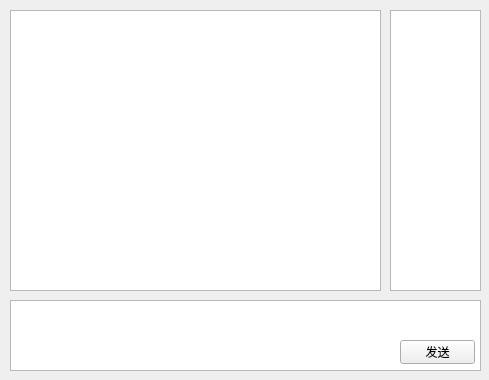
Before: the Qt Designer form chatwindow.ui in anchorkiki/Lab4_ChatClient, drawn with Qt 5.
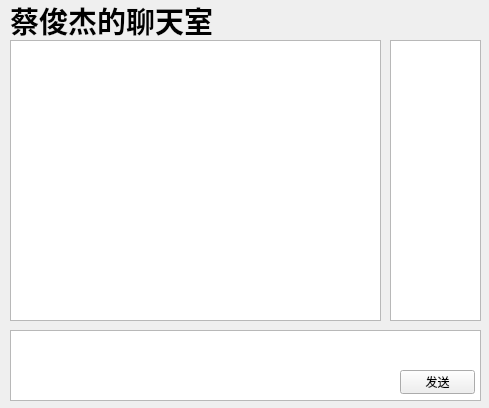
After: the same form once the commit is applied.

Commit message: 客户端断开连接

The edit to the form file:
```diff
--- a/chatwindow.ui
+++ b/chatwindow.ui
@@ -7,7 +7,7 @@
     <x>0</x>
     <y>0</y>
     <width>489</width>
-    <height>380</height>
+    <height>408</height>
    </rect>
   </property>
   <property name="windowTitle">
@@ -17,7 +17,7 @@
    <property name="geometry">
     <rect>
      <x>10</x>
-     <y>10</y>
+     <y>40</y>
      <width>371</width>
      <height>281</height>
     </rect>
@@ -27,7 +27,7 @@
    <property name="geometry">
     <rect>
      <x>10</x>
-     <y>300</y>
+     <y>330</y>
      <width>471</width>
      <height>71</height>
     </rect>
@@ -37,7 +37,7 @@
    <property name="geometry">
     <rect>
      <x>400</x>
-     <y>340</y>
+     <y>370</y>
      <width>75</width>
      <height>24</height>
     </rect>
@@ -50,7 +50,7 @@
    <property name="geometry">
     <rect>
      <x>390</x>
-     <y>10</y>
+     <y>40</y>
      <width>91</width>
      <height>281</height>
     </rect>
@@ -59,6 +59,28 @@
     <set>QAbstractItemView::EditTrigger::NoEditTriggers</set>
    </property>
   </widget>
+  <widget class="QLabel" name="label">
+   <property name="geometry">
+    <rect>
+     <x>10</x>
+     <y>0</y>
+     <width>451</width>
+     <height>41</height>
+    </rect>
+   </property>
+   <property name="font">
+    <font>
+     <pointsize>22</pointsize>
+     <bold>true</bold>
+    </font>
+   </property>
+   <property name="text">
+    <string>蔡俊杰的聊天室</string>
+   </property>
+   <property name="margin">
+    <number>0</number>
+   </property>
+  </widget>
   <zorder>onlineUsersList</zorder>
   <zorder>messageDisplay</zorder>
   <zorder>textEdit</zorder>
```
Left out of the diff: 1 changed line with no effect on the pictures. The commit also changes 2 other files.
